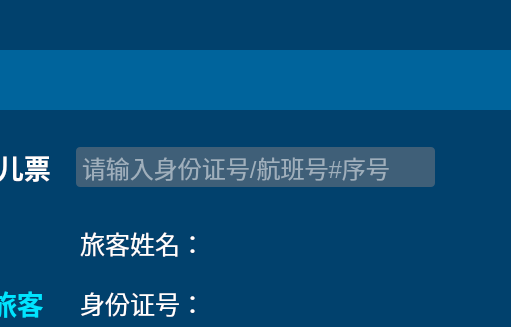
First picture: the form in BoardingControl_Linux/UI_Classes/workflowrecording.ui, repository 17719543022/Review, before the edit; both pictures show x 115 to 626 and y 0 to 327 of the 800 by 1280 pixel window.
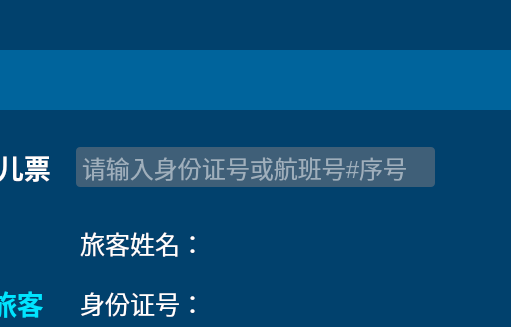
Second picture: the form after the edit. Icons and pictures are not drawn.

```diff
--- a/BoardingControl_Linux/UI_Classes/workflowrecording.ui
+++ b/BoardingControl_Linux/UI_Classes/workflowrecording.ui
@@ -213,7 +213,7 @@
        </font>
       </property>
       <property name="placeholderText">
-       <string>请输入身份证号/航班号#序号</string>
+       <string>请输入身份证号或航班号#序号</string>
       </property>
      </widget>
     </widget>
```
